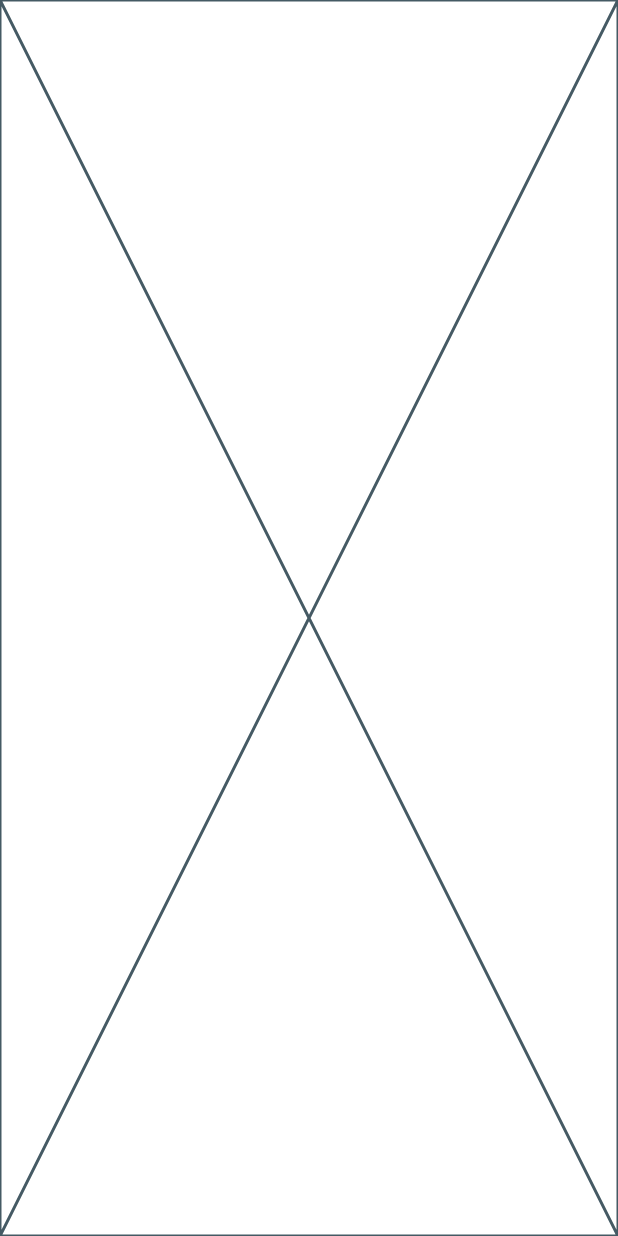
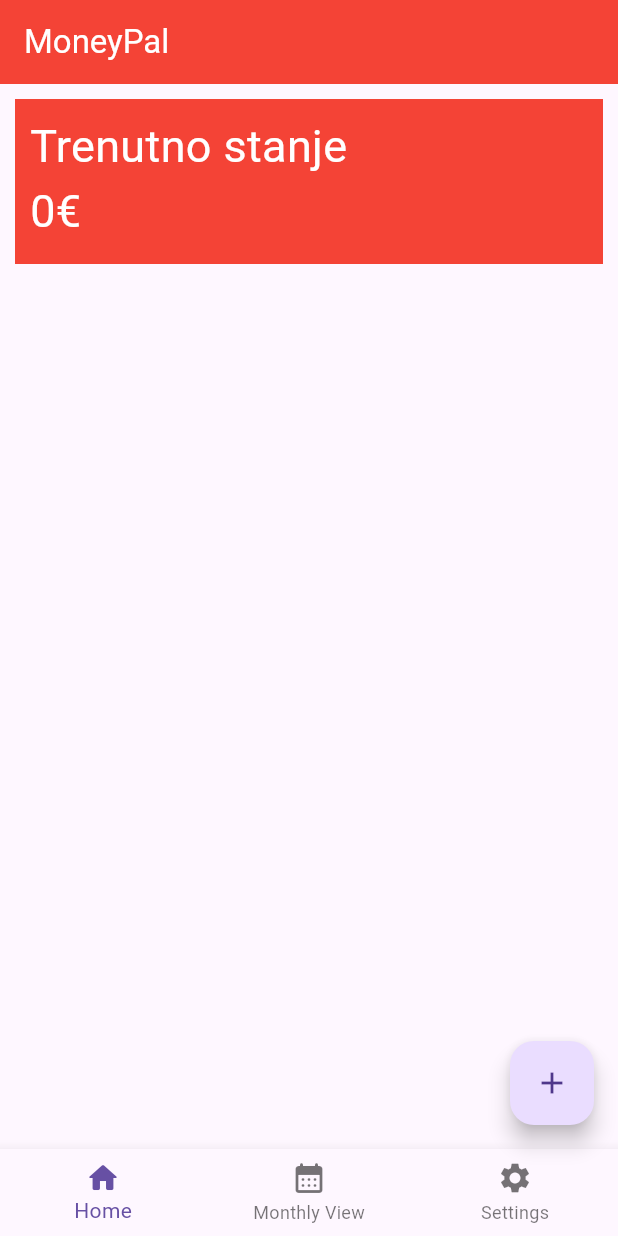
Before and after one commit to luximo55/money_pal, a Flutter app: the screen it shows after launch, on a phone screen of 412 x 824 dp. Run offline on Flutter 3.47's test engine with Material 3 defaults, Android fonts, the phone set to English and light mode, and no system bars.

Commit message:
Added features to the home screen

```diff
--- a/lib/main.dart
+++ b/lib/main.dart
@@ -2,11 +2,82 @@ import 'package:flutter/material.dart';
 void main() {
   runApp(MyApp());
 }
-class MyApp extends StatelessWidget {
+class MyApp extends StatefulWidget {
   const MyApp({Key? key}) : super(key: key);
 
   @override
+  State<MyApp> createState() => _MyAppState();
+}
+
+class _MyAppState extends State<MyApp> {
+
+  int count = 0;
+
+  @override
   Widget build(BuildContext context) {
-    return const Placeholder();
+    return MaterialApp(
+      home: Scaffold(
+        appBar: AppBar(
+          backgroundColor:  Colors.red,
+          title: const Text(
+            'MoneyPal',
+            style: TextStyle(color: Colors.white),
+          ),
+        ),
+        body: Container(
+          child: Text(
+            'Trenutno stanje\n$count€',
+            style: TextStyle(fontSize: 30, color: Colors.white),
+          ),
+          color: Colors.red,
+          width: 1500,
+          height: 110,
+          margin: const EdgeInsets.all(10),
+          padding: const EdgeInsets.all(10),
+          transformAlignment: Alignment.centerLeft,
+        ),
+        floatingActionButton: FloatingActionButton(
+          child: Icon(Icons.add),
+          onPressed: (){
+            setState(() {
+              count++;
+            });
+          },
+        ),
+        bottomNavigationBar: BottomNavigationBar(
+          items: const [
+            BottomNavigationBarItem(
+              icon: Icon(Icons.home_rounded),
+              label: 'Home',
+            ),
+            BottomNavigationBarItem(
+              icon: Icon(Icons.calendar_month_rounded),
+              label: 'Monthly View',
+            ),
+            BottomNavigationBarItem(
+              icon: Icon(Icons.settings),
+              label: 'Settings',
+            ),
+          ]
+        ),
+      ),
+    );
   }
 }
+
+class Monthly extends StatelessWidget {
+  const Monthly({Key? key}) : super(key: key);
+
+  @override
+  Widget build(BuildContext context) {
+    return Scaffold(
+      appBar: AppBar(
+        backgroundColor:  Colors.red,
+        title: const Text(
+          'Monthly View',
+          style: TextStyle(color: Colors.white),
+        ),
+      ),
+    );
+  }
+}
```
Also changed, not shown: 1 other file.
